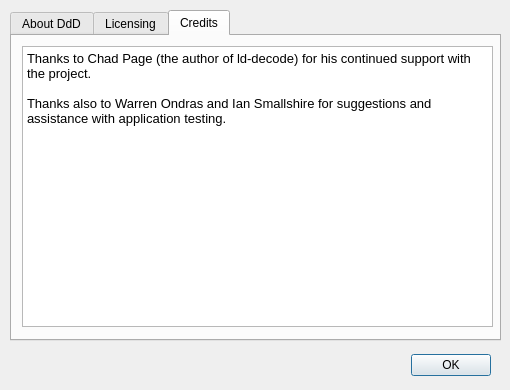
The window that Linux-Application/DomesdayDuplicator/aboutdialog.ui (simoninns/DomesdayDuplicator-gui-app) describes before a commit, drawn with Qt 5.
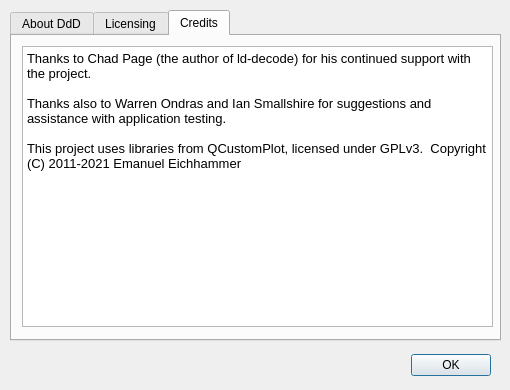
The same window after the commit. The open tabs and pages were chosen to show the change. Icons and pictures are not drawn.

```diff
--- a/Linux-Application/DomesdayDuplicator/aboutdialog.ui
+++ b/Linux-Application/DomesdayDuplicator/aboutdialog.ui
@@ -293,6 +293,8 @@
 &lt;p style=&quot; margin-top:0px; margin-bottom:0px; margin-left:0px; margin-right:0px; -qt-block-indent:0; text-indent:0px;&quot;&gt;Thanks to Chad Page (the author of ld-decode) for his continued support with the project.&lt;/p&gt;
 &lt;p style=&quot;-qt-paragraph-type:empty; margin-top:0px; margin-bottom:0px; margin-left:0px; margin-right:0px; -qt-block-indent:0; text-indent:0px;&quot;&gt;&lt;br /&gt;&lt;/p&gt;
 &lt;p style=&quot; margin-top:0px; margin-bottom:0px; margin-left:0px; margin-right:0px; -qt-block-indent:0; text-indent:0px;&quot;&gt;Thanks also to Warren Ondras and Ian Smallshire for suggestions and assistance with application testing.&lt;/p&gt;
+&lt;p style=&quot;-qt-paragraph-type:empty; margin-top:0px; margin-bottom:0px; margin-left:0px; margin-right:0px; -qt-block-indent:0; text-indent:0px;&quot;&gt;&lt;br /&gt;&lt;/p&gt;
+&lt;p style=&quot; margin-top:0px; margin-bottom:0px; margin-left:0px; margin-right:0px; -qt-block-indent:0; text-indent:0px;&quot;&gt;This project uses libraries from QCustomPlot, licensed under GPLv3.  Copyright (C) 2011-2021 Emanuel Eichhammer&lt;/p&gt;
 &lt;p style=&quot;-qt-paragraph-type:empty; margin-top:0px; margin-bottom:0px; margin-left:0px; margin-right:0px; -qt-block-indent:0; text-indent:0px;&quot;&gt;&lt;br /&gt;&lt;/p&gt;&lt;/body&gt;&lt;/html&gt;</string>
      </property>
     </widget>
```
Left out of the diff: 2 changed lines with no effect on the pictures.
